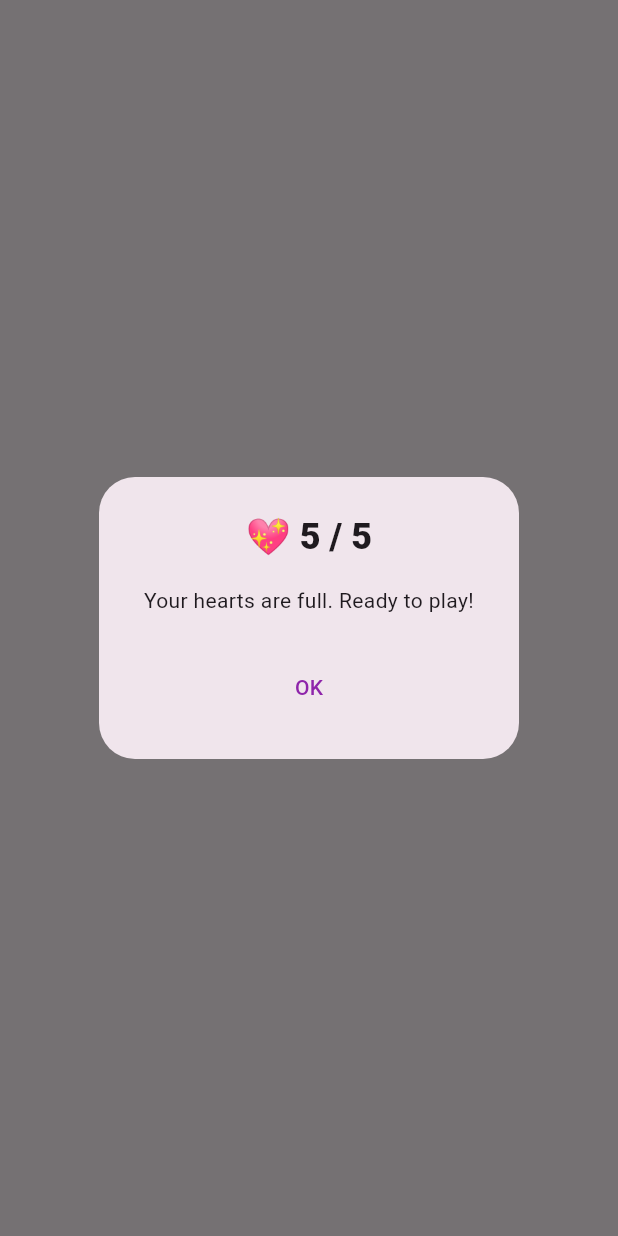
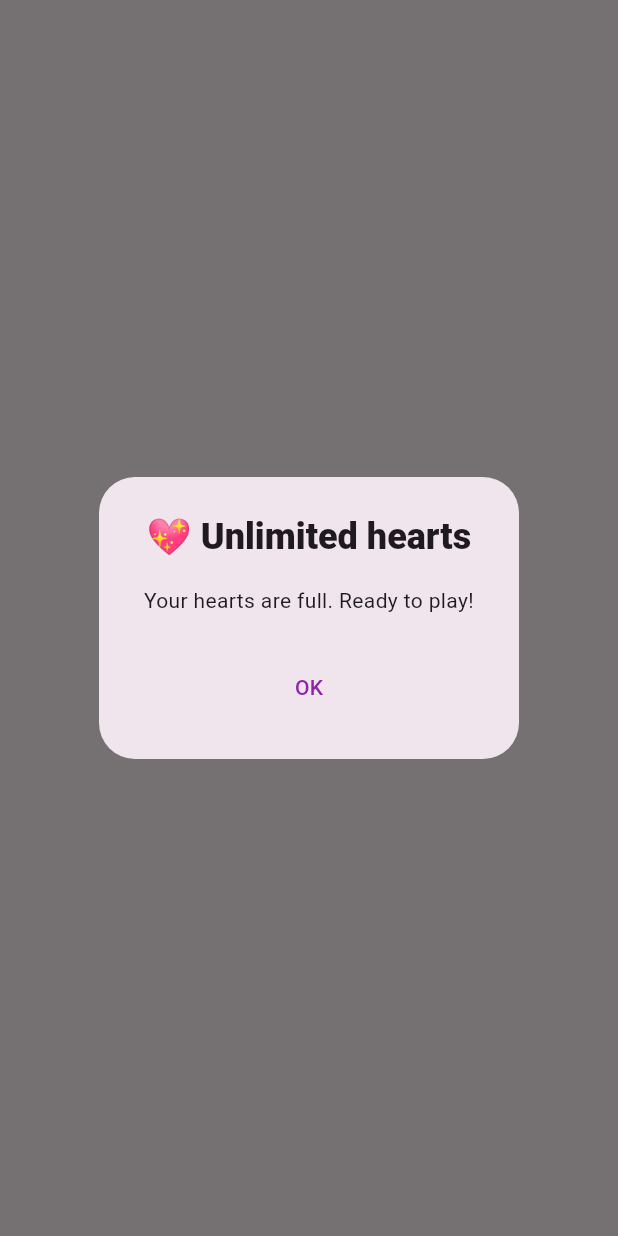
Before and after one commit to ErkanTasProjects/KIDS-TALK-ONLINE, a Flutter app: what showHeartsInfo() shows on an empty page, opened directly with empty values, on a phone screen of 412 x 824 dp. Run offline on Flutter 3.47's test engine with Material 3 defaults, Android fonts, the phone set to English and light mode, and no system bars; our stand-ins replace audioplayers, flutter_tts, shared_preferences; accounts and stored records are empty.

Commit message:
Remove parrot mascot, enable test mode (unlimited hearts, all lessons open)
- Haritadaki ve Gorevler basligindaki papagan yerine Gigi pozlari
- AppState.testMode = true: sinirsiz can, tum dersler acik (yayindan once false yapilmali)

Co-Authored-By: Claude Opus 5.5 <noreply@anthropic.com>

```diff
--- a/lib/screens/home_screen.dart
+++ b/lib/screens/home_screen.dart
@@ -230,7 +230,7 @@ class _TopStatsBar extends StatelessWidget {
           const Spacer(),
           _Stat(
             icon: const Text('💖', style: TextStyle(fontSize: 21)),
-            value: appState.isVip ? '∞' : '${appState.hearts}',
+            value: appState.unlimitedHearts ? '∞' : '${appState.hearts}',
             color: KidsColors.heart,
             onTap: () => showHeartsInfo(context, appState),
           ),
@@ -290,7 +290,7 @@ class _Stat extends StatelessWidget {
 /// Can bilgisi: dolu mu, sonraki can ne zaman, elmasla doldurma.
 void showHeartsInfo(BuildContext context, AppState appState) {
   appState.refreshHearts();
-  final full = appState.isVip || appState.hearts >= AppState.maxHearts;
+  final full = appState.unlimitedHearts || appState.hearts >= AppState.maxHearts;
   final wait = appState.timeToNextHeart;
   final mins = wait == null ? 0 : (wait.inSeconds / 60).ceil();
   final canBuy = appState.gems >= AppState.heartRefillCost;
@@ -302,7 +302,7 @@ void showHeartsInfo(BuildContext context, AppState appState) {
     builder: (ctx) => AlertDialog(
       shape: RoundedRectangleBorder(borderRadius: BorderRadius.circular(24)),
       title: Text(
-        appState.isVip ? "💖 Unlimited hearts" : "💖 ${appState.hearts} / ${AppState.maxHearts}",
+        appState.unlimitedHearts ? "💖 Unlimited hearts" : "💖 ${appState.hearts} / ${AppState.maxHearts}",
         textAlign: TextAlign.center,
         style: const TextStyle(fontWeight: FontWeight.w900),
       ),
--- a/lib/screens/lesson_screen.dart
+++ b/lib/screens/lesson_screen.dart
@@ -358,7 +358,7 @@ class _LessonScreenState extends State<LessonScreen> with TickerProviderStateMix
                       )),
                   const SizedBox(width: 8),
                   Text(
-                    context.watch<AppState>().isVip ? "💖∞" : "💖$hearts",
+                    context.watch<AppState>().unlimitedHearts ? "💖∞" : "💖$hearts",
                     style: const TextStyle(fontSize: 14, fontWeight: FontWeight.w900, color: Color(0xFFE53935)),
                   ),
                 ],
--- a/lib/screens/quests_screen.dart
+++ b/lib/screens/quests_screen.dart
@@ -37,7 +37,7 @@ class QuestsScreen extends StatelessWidget {
             title: 'Quests',
             subtitle: 'Finish quests, win treasure!',
             color: Color(0xFF8B5CF6),
-            image: 'assets/images/piko_cropped.png',
+            image: 'assets/images/gigi_pointing.png',
           ),
           Padding(
             padding: const EdgeInsets.fromLTRB(20, 24, 20, 24),
--- a/lib/theme/kids_theme.dart
+++ b/lib/theme/kids_theme.dart
@@ -37,7 +37,7 @@ class Land {
     dark: Color(0xFF0F8F82),
     light: Color(0xFFE6FBF8),
     mascotA: 'assets/images/gigi_waving.png',
-    mascotB: 'assets/images/piko_cropped.png',
+    mascotB: 'assets/images/gigi_pointing.png',
   );
 
   static const movers = Land(
@@ -50,7 +50,7 @@ class Land {
     dark: Color(0xFF6D3FD8),
     light: Color(0xFFF3EEFF),
     mascotA: 'assets/images/gigi_pointing.png',
-    mascotB: 'assets/images/piko_cropped.png',
+    mascotB: 'assets/images/gigi_thinking.png',
   );
 
   static const flyers = Land(
@@ -63,7 +63,7 @@ class Land {
     dark: Color(0xFFD96F00),
     light: Color(0xFFFFF3E3),
     mascotA: 'assets/images/gigi_thinking.png',
-    mascotB: 'assets/images/piko_cropped.png',
+    mascotB: 'assets/images/gigi_waving.png',
   );
 
   static const all = [starter, movers, flyers];
```
Also changed, not shown: lib/state/app_state.dart (+10 -2 lines), 1 other file.
